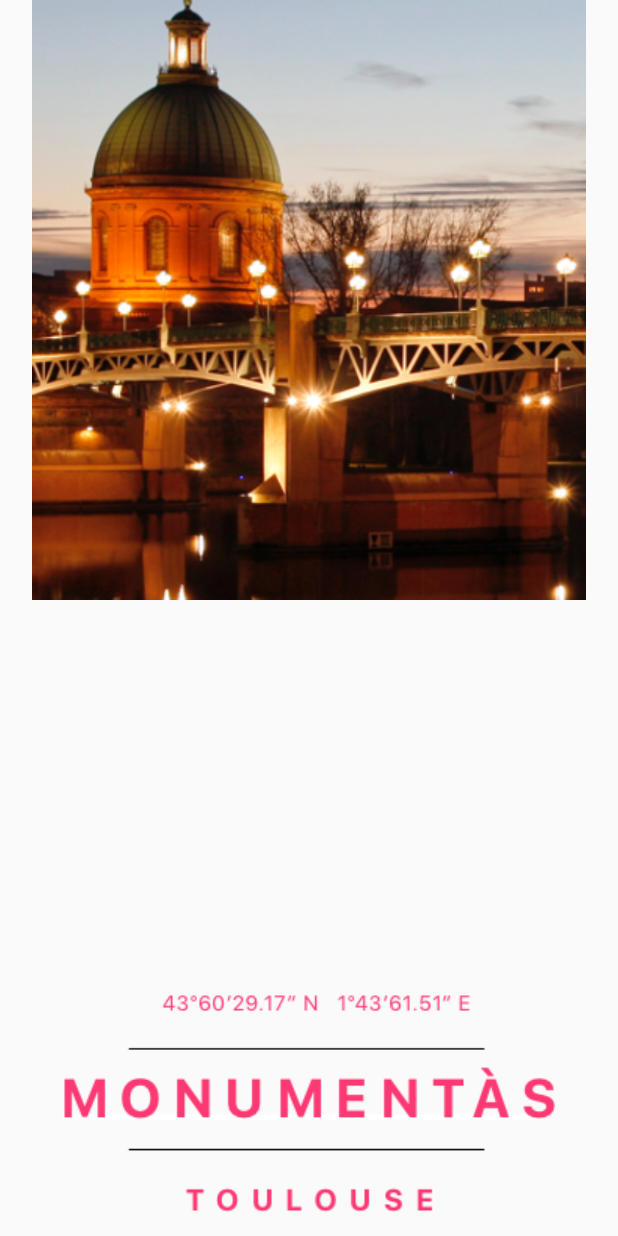
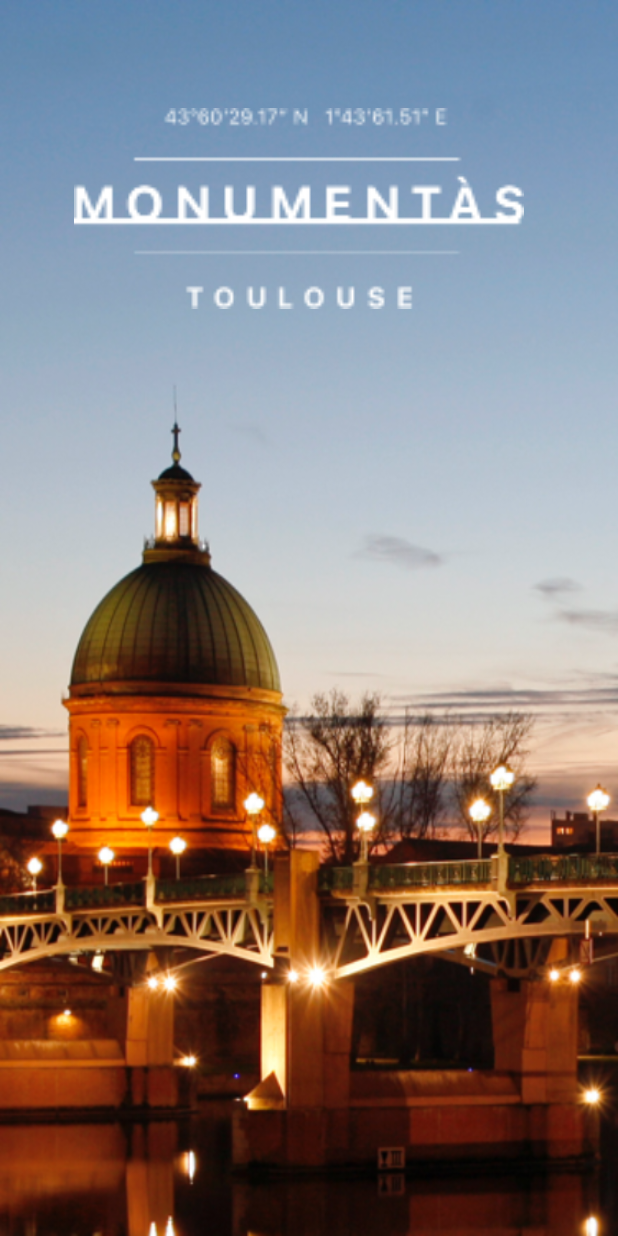
Before and after one commit to WildCodeSchool/android_hackathon3_patrimoine, an Android app: the SplashScreenActivity screen opened directly, with no data from a screen before it, on a phone screen of 412 x 824 dp. Run offline under Robolectric (Android 15) with nearby library versions, the phone set to English and light mode, and no system bars.

Commit message:
fixing sara_arnaud merge

```diff
--- a/app/src/main/res/layout/activity_splash_screen.xml
+++ b/app/src/main/res/layout/activity_splash_screen.xml
@@ -1,26 +1,28 @@
 <?xml version="1.0" encoding="utf-8"?>
-<RelativeLayout xmlns:android="http://schemas.android.com/apk/res/android"
+<android.support.constraint.ConstraintLayout xmlns:android="http://schemas.android.com/apk/res/android"
     xmlns:app="http://schemas.android.com/apk/res-auto"
-    android:orientation="vertical" android:layout_width="match_parent"
-    android:layout_height="match_parent">
+    xmlns:tools="http://schemas.android.com/tools"
+    android:orientation="vertical"
+    android:layout_width="match_parent"
+    android:layout_height="match_parent"
+    android:background="@drawable/bckgrd">
 
 
     <ImageView
         android:id="@+id/imageView4"
-        android:layout_width="wrap_content"
-        android:layout_height="wrap_content"
-        app:srcCompat="@drawable/logorose"
-        android:layout_alignParentBottom="true"
-        android:layout_centerHorizontal="true"
-        android:layout_marginBottom="16dp" />
-
-    <ImageView
-        android:id="@+id/imageView5"
-        android:layout_width="400dp"
-        android:layout_height="400dp"
-        app:srcCompat="@drawable/pont"
-        android:layout_alignParentTop="true"
-        android:layout_centerHorizontal="true" />
+        android:layout_width="300dp"
+        android:layout_height="194dp"
+        android:layout_marginLeft="8dp"
+        android:layout_marginRight="8dp"
+        android:layout_marginStart="28dp"
+        app:layout_constraintHorizontal_bias="0.279"
+        app:layout_constraintLeft_toLeftOf="parent"
+        app:layout_constraintRight_toRightOf="parent"
+        app:srcCompat="@drawable/logo_splash_black"
+        tools:layout_constraintBottom_creator="1"
+        tools:layout_constraintLeft_creator="1"
+        app:layout_constraintTop_toTopOf="parent"
+        android:layout_marginTop="42dp" />
 
 
-</RelativeLayout>
+</android.support.constraint.ConstraintLayout>
```
Also changed, not shown: app/src/main/res/layout/activity_introduction.xml (+10 -21 lines), app/src/main/res/drawable-xxhdpi/logo_splash_black.png (added).
